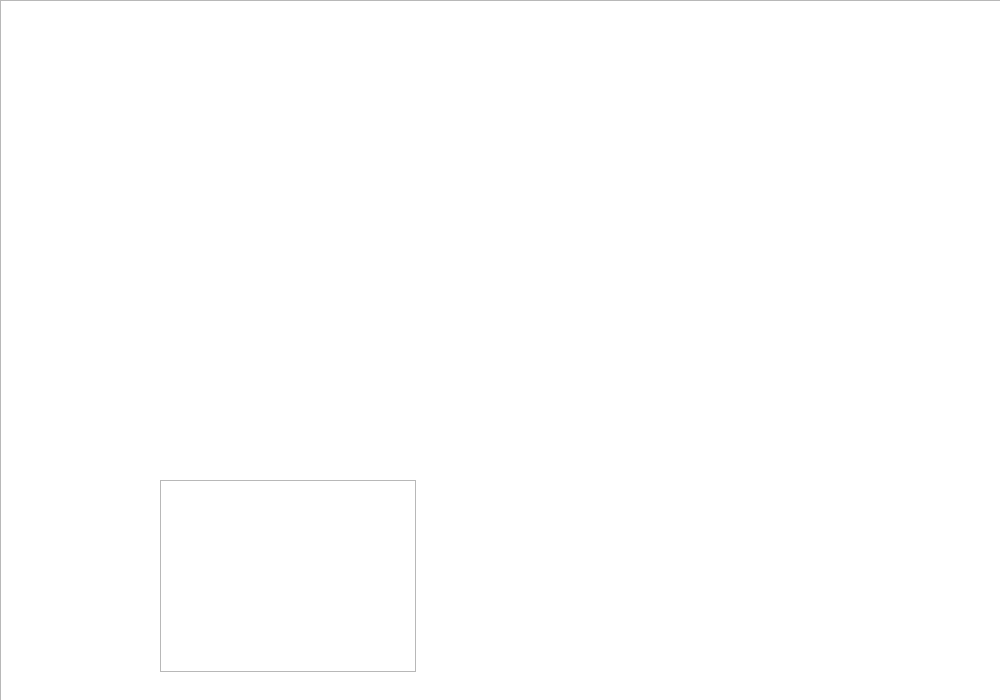
Before: the Qt Designer form PRUEBAS/nivel1.ui in emanuel-engineer/INFOR_2_FINAL, drawn with Qt 5.
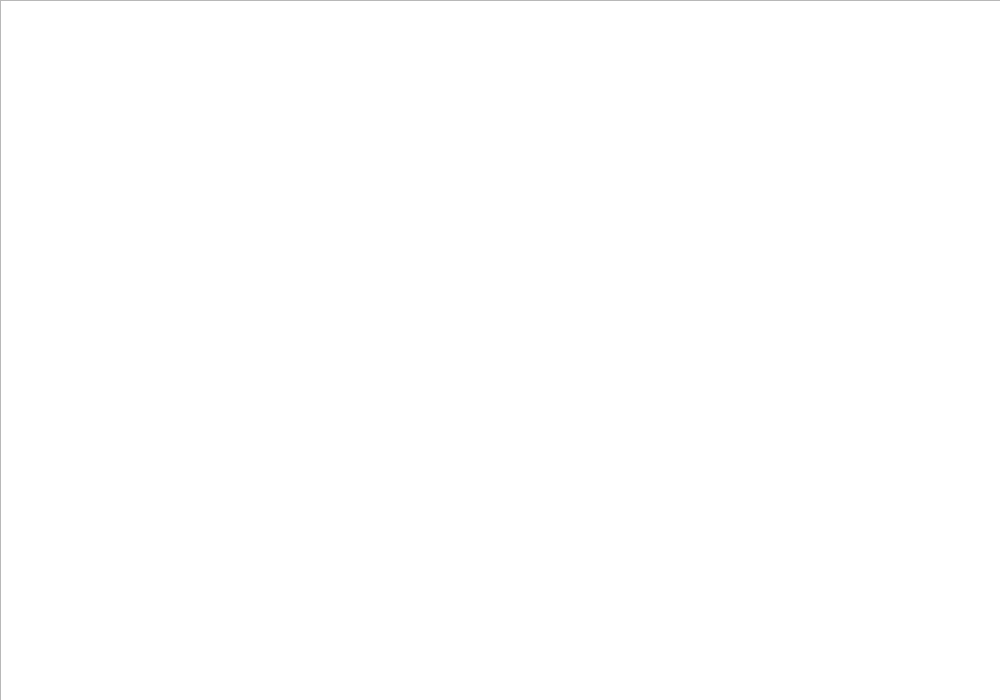
After: the same form once the commit is applied. Icons and pictures are not drawn.

```diff
--- a/PRUEBAS/nivel1.ui
+++ b/PRUEBAS/nivel1.ui
@@ -91,6 +91,31 @@
      <height>192</height>
     </rect>
    </property>
+   <property name="styleSheet">
+    <string notr="true">background: transparent;
+border: 0px;</string>
+   </property>
+   <property name="frameShape">
+    <enum>QFrame::Shape::NoFrame</enum>
+   </property>
+   <property name="frameShadow">
+    <enum>QFrame::Shadow::Plain</enum>
+   </property>
+   <property name="verticalScrollBarPolicy">
+    <enum>Qt::ScrollBarPolicy::ScrollBarAlwaysOff</enum>
+   </property>
+   <property name="horizontalScrollBarPolicy">
+    <enum>Qt::ScrollBarPolicy::ScrollBarAlwaysOff</enum>
+   </property>
+   <property name="backgroundBrush">
+    <brush brushstyle="NoBrush">
+     <color alpha="0">
+      <red>0</red>
+      <green>0</green>
+      <blue>0</blue>
+     </color>
+    </brush>
+   </property>
   </widget>
   <zorder>graphicsView_2</zorder>
   <zorder>graphicsView</zorder>
```
